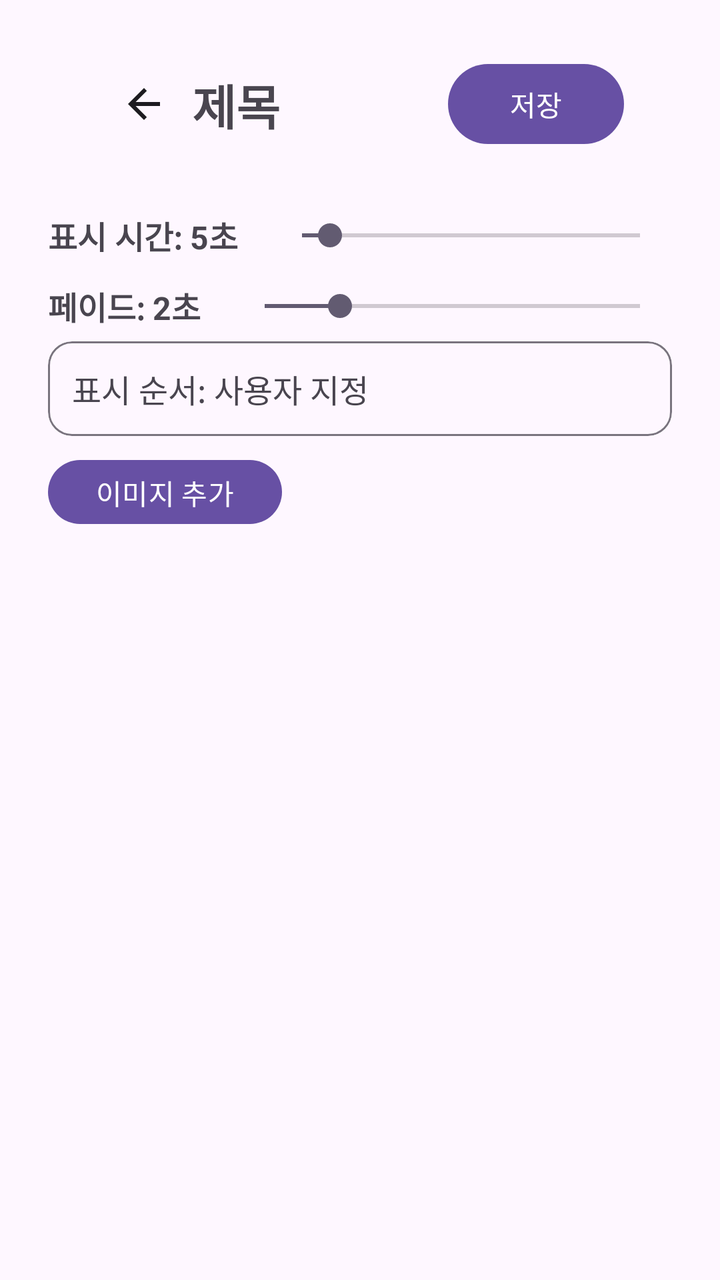
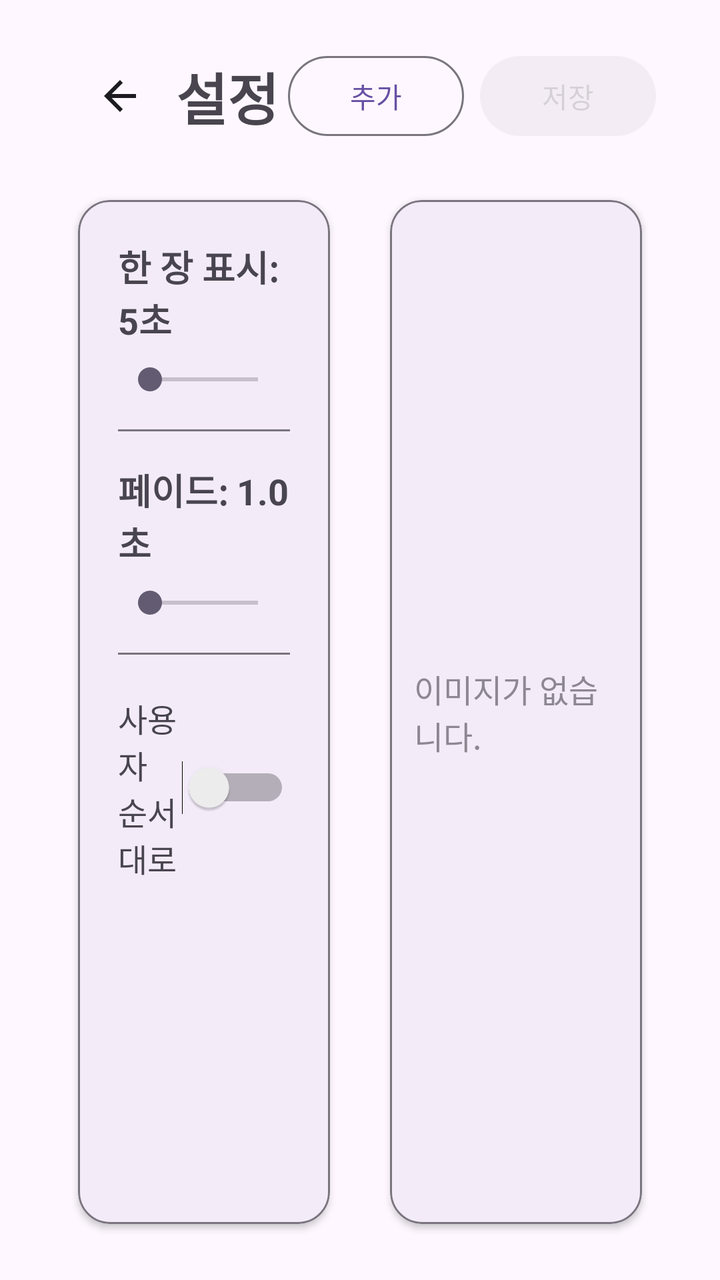

Screens rendered from an Android XML layout before and after an edit, with the pre-edit source and the edit as a unified diff.
<!-- AndroidManifest.xml: application theme Theme.OnFrame -->
<!-- res/layout/fragment_album_settings.xml -->
<?xml version="1.0" encoding="utf-8"?>
<androidx.constraintlayout.widget.ConstraintLayout
    xmlns:android="http://schemas.android.com/apk/res/android"
    xmlns:app="http://schemas.android.com/apk/res-auto"
    android:id="@+id/album_root"
    android:layout_width="match_parent"
    android:layout_height="match_parent"
    android:paddingLeft="24dp"
    android:paddingRight="24dp"
    android:paddingTop="16dp"
    android:paddingBottom="16dp">

    
    <include
        android:id="@+id/header"
        layout="@layout/view_sub_header"
        app:layout_constraintTop_toTopOf="parent"
        app:layout_constraintStart_toStartOf="parent"
        app:layout_constraintEnd_toEndOf="parent"/>

    
    <LinearLayout
        android:id="@+id/section_controls"
        android:layout_width="0dp"
        android:layout_height="wrap_content"
        android:orientation="vertical"
        android:paddingTop="12dp"
        android:paddingBottom="8dp"
        app:layout_constraintTop_toBottomOf="@id/header"
        app:layout_constraintStart_toStartOf="parent"
        app:layout_constraintEnd_toEndOf="parent">

        
        <LinearLayout
            android:layout_width="match_parent"
            android:layout_height="wrap_content"
            android:gravity="center_vertical"
            android:orientation="horizontal"
            android:paddingTop="6dp"
            android:paddingBottom="6dp">

            <TextView
                android:id="@+id/txt_show"
                android:layout_width="wrap_content"
                android:layout_height="wrap_content"
                android:text="표시 시간: 5초"
                android:textSize="16sp"
                android:textStyle="bold"/>

            <SeekBar
                android:id="@+id/seek_show"
                android:layout_width="0dp"
                android:layout_height="wrap_content"
                android:layout_marginStart="16dp"
                android:max="60"
                android:progress="5"
                android:layout_weight="1"/>
        </LinearLayout>

        
        <LinearLayout
            android:layout_width="match_parent"
            android:layout_height="wrap_content"
            android:gravity="center_vertical"
            android:orientation="horizontal"
            android:paddingTop="6dp"
            android:paddingBottom="6dp">

            <TextView
                android:id="@+id/txt_fade"
                android:layout_width="wrap_content"
                android:layout_height="wrap_content"
                android:text="페이드: 2초"
                android:textSize="16sp"
                android:textStyle="bold"/>

            <SeekBar
                android:id="@+id/seek_fade"
                android:layout_width="0dp"
                android:layout_height="wrap_content"
                android:layout_marginStart="16dp"
                android:max="10"
                android:progress="2"
                android:layout_weight="1"/>
        </LinearLayout>

        
        <com.google.android.material.card.MaterialCardView
            android:id="@+id/row_shuffle"
            android:layout_width="match_parent"
            android:layout_height="wrap_content"
            android:clickable="true"
            android:focusable="true"
            app:cardCornerRadius="12dp"
            app:cardElevation="0dp"
            app:strokeWidth="1dp"
            app:strokeColor="?attr/colorOutline"
            android:foreground="?attr/selectableItemBackground">

            <LinearLayout
                android:layout_width="match_parent"
                android:layout_height="wrap_content"
                android:orientation="horizontal"
                android:padding="12dp"
                android:gravity="center_vertical">

                <TextView
                    android:id="@+id/txt_shuffle"
                    android:layout_width="match_parent"
                    android:layout_height="wrap_content"
                    android:text="표시 순서: 사용자 지정"
                    android:textSize="16sp"/>
            </LinearLayout>
        </com.google.android.material.card.MaterialCardView>

        
        <com.google.android.material.button.MaterialButton
            android:id="@+id/btn_add"
            style="?attr/materialButtonStyle"
            android:layout_width="wrap_content"
            android:layout_height="40dp"
            android:layout_marginTop="8dp"
            android:text="이미지 추가" />
    </LinearLayout>

    
    <androidx.recyclerview.widget.RecyclerView
        android:id="@+id/rv_images"
        android:layout_width="0dp"
        android:layout_height="0dp"
        android:overScrollMode="never"
        app:layout_constraintTop_toBottomOf="@id/section_controls"
        app:layout_constraintBottom_toBottomOf="parent"
        app:layout_constraintStart_toStartOf="parent"
        app:layout_constraintEnd_toEndOf="parent"/>

    
    <TextView
        android:id="@+id/empty_hint"
        android:layout_width="wrap_content"
        android:layout_height="wrap_content"
        android:text="아직 등록된 이미지가 없습니다"
        android:textSize="16sp"
        android:alpha="0.6"
        android:visibility="gone"
        app:layout_constraintTop_toBottomOf="@id/section_controls"
        app:layout_constraintBottom_toBottomOf="parent"
        app:layout_constraintStart_toStartOf="parent"
        app:layout_constraintEnd_toEndOf="parent"/>
</androidx.constraintlayout.widget.ConstraintLayout>
<!-- res/layout/view_sub_header.xml (included above) -->
<?xml version="1.0" encoding="utf-8"?>
<androidx.constraintlayout.widget.ConstraintLayout
    xmlns:android="http://schemas.android.com/apk/res/android"
    xmlns:app="http://schemas.android.com/apk/res-auto"
    android:id="@+id/sub_header"
    android:layout_width="match_parent"
    android:layout_height="wrap_content"
    android:paddingStart="24dp"
    android:paddingEnd="24dp"
    android:paddingTop="12dp"
    android:paddingBottom="12dp">

    <ImageButton
        android:id="@+id/btn_back"
        android:layout_width="48dp"
        android:layout_height="48dp"
        android:background="?attr/selectableItemBackgroundBorderless"
        android:contentDescription="뒤로"
        android:src="@drawable/ic_arrow_back_24"
        app:tint="?attr/colorOnBackground"
        app:layout_constraintStart_toStartOf="parent"
        app:layout_constraintTop_toTopOf="parent"
        app:layout_constraintBottom_toBottomOf="parent"/>

    <TextView
        android:id="@+id/txt_title"
        android:layout_width="0dp"
        android:layout_height="wrap_content"
        android:text="제목"
        android:textSize="24sp"
        android:textStyle="bold"
        android:maxLines="1"
        android:ellipsize="end"
        app:layout_constraintStart_toEndOf="@id/btn_back"
        app:layout_constraintEnd_toStartOf="@id/btn_save"
        app:layout_constraintTop_toTopOf="@id/btn_back"
        app:layout_constraintBottom_toBottomOf="@id/btn_back"/>

    <com.google.android.material.button.MaterialButton
        android:id="@+id/btn_save"
        style="?attr/materialButtonStyle"
        android:layout_width="wrap_content"
        android:layout_height="40dp"
        android:text="저장"
        android:insetTop="0dp"
        android:insetBottom="0dp"
        app:layout_constraintEnd_toEndOf="parent"
        app:layout_constraintTop_toTopOf="@+id/btn_back"
        app:layout_constraintBottom_toBottomOf="@+id/btn_back"/>
</androidx.constraintlayout.widget.ConstraintLayout>
<!-- resources referenced by this layout -->
<resources>
  <!-- drawable ic_arrow_back_24 (drawable) -->
  <?xml version="1.0" encoding="utf-8"?>
  <vector xmlns:android="http://schemas.android.com/apk/res/android"
      android:width="24dp" android:height="24dp" android:viewportWidth="24"
      android:viewportHeight="24">
      <path
          android:fillColor="#000"
          android:pathData="M20,11H7.83l5.59-5.59L12,4l-8,8 8,8 1.41-1.41L7.83,13H20v-2z"/>
  </vector>
  <style name="Theme.OnFrame" parent="Theme.Material3.DayNight.NoActionBar">
          
          <item name="android:statusBarColor">@android:color/transparent</item>
          <item name="android:navigationBarColor">@android:color/transparent</item>
  
          
          <item name="android:forceDarkAllowed">false</item>
  
          
          <item name="android:windowLayoutInDisplayCutoutMode">shortEdges</item>
      </style>
</resources>

<!-- the commit's change to res/layout/fragment_album_settings.xml (unified diff, before → after) -->
@@ -2,200 +2,223 @@
 <androidx.constraintlayout.widget.ConstraintLayout
     xmlns:android="http://schemas.android.com/apk/res/android"
     xmlns:app="http://schemas.android.com/apk/res-auto"
-    android:id="@+id/album_root"
+    android:id="@+id/album_settings_root"
     android:layout_width="match_parent"
     android:layout_height="match_parent"
-    android:paddingLeft="24dp"
-    android:paddingRight="24dp"
-    android:paddingTop="16dp"
-    android:paddingBottom="16dp">
+    android:paddingLeft="32dp"
+    android:paddingRight="32dp"
+    android:paddingTop="20dp"
+    android:paddingBottom="20dp">
 
     
     <include
         android:id="@+id/header"
-        layout="@layout/view_sub_header"
+        layout="@layout/include_settings_header"
+        android:layout_width="0dp"
+        android:layout_height="wrap_content"
         app:layout_constraintTop_toTopOf="parent"
         app:layout_constraintStart_toStartOf="parent"
         app:layout_constraintEnd_toEndOf="parent"/>
 
     
-    <LinearLayout
-        android:id="@+id/section_controls"
-        android:layout_width="0dp"
-        android:layout_height="wrap_content"
-        android:orientation="vertical"
-        android:paddingTop="12dp"
-        android:paddingBottom="8dp"
+    <com.google.android.material.card.MaterialCardView
+        android:id="@+id/panel_controls"
+        android:layout_width="0dp"
+        android:layout_height="0dp"
+        app:cardUseCompatPadding="true"
+        app:cardCornerRadius="16dp"
+        app:cardElevation="2dp"
+        app:strokeWidth="1dp"
+        app:strokeColor="?attr/colorOutline"
         app:layout_constraintTop_toBottomOf="@id/header"
+        app:layout_constraintBottom_toBottomOf="parent"
         app:layout_constraintStart_toStartOf="parent"
-        app:layout_constraintEnd_toEndOf="parent">
-
-        
+        app:layout_constraintEnd_toStartOf="@id/panel_list"
+        app:layout_constraintHorizontal_weight="1"
+        android:layout_marginTop="16dp"
+        android:layout_marginRight="16dp">
+
         <LinearLayout
             android:layout_width="match_parent"
-            android:layout_height="wrap_content"
-            android:gravity="center_vertical"
-            android:orientation="horizontal"
-            android:paddingTop="6dp"
-            android:paddingBottom="6dp">
-
+            android:layout_height="match_parent"
+            android:orientation="vertical"
+            android:padding="20dp">
+
+            
             <TextView
                 android:id="@+id/txt_show"
-                android:layout_width="wrap_content"
-                android:layout_height="wrap_content"
-                android:text="표시 시간: 5초"
-                android:textSize="16sp"
-                android:textStyle="bold"/>
+                android:layout_width="match_parent"
+                android:layout_height="wrap_content"
+                android:text="한 장 표시: 5초"
+                android:textStyle="bold"
+                android:textSize="18sp"/>
 
             <SeekBar
                 android:id="@+id/seek_show"
-                android:layout_width="0dp"
-                android:layout_height="wrap_content"
-                android:layout_marginStart="16dp"
-                android:max="60"
-                android:progress="5"
-                android:layout_weight="1"/>
-        </LinearLayout>
-
-        
-        <LinearLayout
-            android:layout_width="match_parent"
-            android:layout_height="wrap_content"
-            android:gravity="center_vertical"
-            android:orientation="horizontal"
-            android:paddingTop="6dp"
-            android:paddingBottom="6dp">
-
+                android:layout_width="match_parent"
+                android:layout_height="wrap_content"
+                android:layout_marginTop="8dp"/>
+
+            <View
+                android:layout_width="match_parent"
+                android:layout_height="1dp"
+                android:layout_marginTop="16dp"
+                android:background="?attr/colorOutline"/>
+
+            
             <TextView
                 android:id="@+id/txt_fade"
-                android:layout_width="wrap_content"
-                android:layout_height="wrap_content"
-                android:text="페이드: 2초"
-                android:textSize="16sp"
-                android:textStyle="bold"/>
+                android:layout_width="match_parent"
+                android:layout_height="wrap_content"
+                android:layout_marginTop="16dp"
+                android:text="페이드: 1.0초"
+                android:textStyle="bold"
+                android:textSize="18sp"/>
 
             <SeekBar
                 android:id="@+id/seek_fade"
-                android:layout_width="0dp"
-                android:layout_height="wrap_content"
-                android:layout_marginStart="16dp"
-                android:max="10"
-                android:progress="2"
-                android:layout_weight="1"/>
-        </LinearLayout>
-
-        
-        <com.google.android.material.card.MaterialCardView
-            android:id="@+id/row_shuffle"
-            android:layout_width="match_parent"
-            android:layout_height="wrap_content"
-            android:clickable="true"
-            android:focusable="true"
-            app:cardCornerRadius="12dp"
-            app:cardElevation="0dp"
-            app:strokeWidth="1dp"
-            app:strokeColor="?attr/colorOutline"
-            android:foreground="?attr/selectableItemBackground">
-
+                android:layout_width="match_parent"
+                android:layout_height="wrap_content"
+                android:layout_marginTop="8dp"/>
+
+            <View
+                android:layout_width="match_parent"
+                android:layout_height="1dp"
+                android:layout_marginTop="16dp"
+                android:background="?attr/colorOutline"/>
+
+            
             <LinearLayout
-                android:layout_width="match_parent"
-                android:layout_height="wrap_content"
+                android:id="@+id/row_shuffle"
+                android:layout_width="match_parent"
+                android:layout_height="wrap_content"
+                android:layout_marginTop="16dp"
                 android:orientation="horizontal"
-                android:padding="12dp"
-                android:gravity="center_vertical">
+                android:gravity="center_vertical"
+                android:paddingTop="4dp"
+                android:paddingBottom="4dp">
 
                 <TextView
                     android:id="@+id/txt_shuffle"
-                    android:layout_width="match_parent"
+                    android:layout_width="0dp"
                     android:layout_height="wrap_content"
-                    android:text="표시 순서: 사용자 지정"
+                    android:layout_weight="1"
+                    android:text="사용자 순서대로"
                     android:textSize="16sp"/>
+
+                <Switch
+                    android:id="@+id/switch_shuffle"
+                    android:layout_width="wrap_content"
+                    android:layout_height="wrap_content"/>
             </LinearLayout>
-        </com.google.android.material.card.MaterialCardView>
-
-        
-        <com.google.android.material.button.MaterialButton
-            android:id="@+id/btn_add"
-            style="?attr/materialButtonStyle"
-            android:layout_width="wrap_content"
-            android:layout_height="40dp"
-            android:layout_marginTop="8dp"
-            android:text="이미지 추가" />
-    </LinearLayout>
-
-    
-    <androidx.recyclerview.widget.RecyclerView
-        android:id="@+id/rv_images"
+
+        </LinearLayout>
+    </com.google.android.material.card.MaterialCardView>
+
+    
+    <com.google.android.material.card.MaterialCardView
+        android:id="@+id/panel_list"
         android:layout_width="0dp"
         android:layout_height="0dp"
-        android:overScrollMode="never"
-        app:layout_constraintTop_toBottomOf="@id/section_controls"
+        app:cardUseCompatPadding="true"
+        app:cardCornerRadius="16dp"
+        app:cardElevation="2dp"
+        app:strokeWidth="1dp"
+        app:strokeColor="?attr/colorOutline"
+        app:layout_constraintTop_toBottomOf="@id/header"
         app:layout_constraintBottom_toBottomOf="parent"
-        app:layout_constraintStart_toStartOf="parent"
-        app:layout_constraintEnd_toEndOf="parent"/>
-
-    
-    <TextView
-        android:id="@+id/empty_hint"
-        android:layout_width="wrap_content"
-        android:layout_height="wrap_content"
-        android:text="아직 등록된 이미지가 없습니다"
-        android:textSize="16sp"
-        android:alpha="0.6"
-        android:visibility="gone"
-        app:layout_constraintTop_toBottomOf="@id/section_controls"
-        app:layout_constraintBottom_toBottomOf="parent"
-        app:layout_constraintStart_toStartOf="parent"
-        app:layout_constraintEnd_toEndOf="parent"/>
+        app:layout_constraintEnd_toEndOf="parent"
+        app:layout_constraintStart_toEndOf="@id/panel_controls"
+        app:layout_constraintHorizontal_weight="1"
+        android:layout_marginTop="16dp">
+
+        <FrameLayout
+            android:layout_width="match_parent"
+            android:layout_height="match_parent"
+            android:padding="12dp">
+
+            <androidx.recyclerview.widget.RecyclerView
+                android:id="@+id/rv_images"
+                android:layout_width="match_parent"
+                android:layout_height="match_parent"
+                android:overScrollMode="never"/>
+
+            <TextView
+                android:id="@+id/empty_hint"
+                android:layout_width="wrap_content"
+                android:layout_height="wrap_content"
+                android:text="이미지가 없습니다."
+                android:textSize="16sp"
+                android:alpha="0.6"
+                android:layout_gravity="center" />
+
+        </FrameLayout>
+    </com.google.android.material.card.MaterialCardView>
+
 </androidx.constraintlayout.widget.ConstraintLayout>
-<!-- res/layout/view_sub_header.xml (included above) -->
+<!-- res/layout/include_settings_header.xml (included above) -->
 <?xml version="1.0" encoding="utf-8"?>
 <androidx.constraintlayout.widget.ConstraintLayout
     xmlns:android="http://schemas.android.com/apk/res/android"
     xmlns:app="http://schemas.android.com/apk/res-auto"
-    android:id="@+id/sub_header"
+    android:id="@+id/header"
     android:layout_width="match_parent"
-    android:layout_height="wrap_content"
-    android:paddingStart="24dp"
-    android:paddingEnd="24dp"
-    android:paddingTop="12dp"
-    android:paddingBottom="12dp">
-
+    android:layout_height="wrap_content">
+
+    
     <ImageButton
         android:id="@+id/btn_back"
-        android:layout_width="48dp"
-        android:layout_height="48dp"
+        android:layout_width="56dp"
+        android:layout_height="56dp"
         android:background="?attr/selectableItemBackgroundBorderless"
-        android:contentDescription="뒤로"
+        android:contentDescription="@string/abc_action_bar_up_description"
         android:src="@drawable/ic_arrow_back_24"
         app:tint="?attr/colorOnBackground"
         app:layout_constraintStart_toStartOf="parent"
         app:layout_constraintTop_toTopOf="parent"
         app:layout_constraintBottom_toBottomOf="parent"/>
 
-    <TextView
-        android:id="@+id/txt_title"
-        android:layout_width="0dp"
-        android:layout_height="wrap_content"
-        android:text="제목"
-        android:textSize="24sp"
-        android:textStyle="bold"
-        android:maxLines="1"
-        android:ellipsize="end"
-        app:layout_constraintStart_toEndOf="@id/btn_back"
-        app:layout_constraintEnd_toStartOf="@id/btn_save"
-        app:layout_constraintTop_toTopOf="@id/btn_back"
-        app:layout_constraintBottom_toBottomOf="@id/btn_back"/>
-
+    
     <com.google.android.material.button.MaterialButton
         android:id="@+id/btn_save"
         style="?attr/materialButtonStyle"
         android:layout_width="wrap_content"
         android:layout_height="40dp"
         android:text="저장"
+        android:enabled="false"
+        android:alpha="0.4"
         android:insetTop="0dp"
         android:insetBottom="0dp"
-        app:layout_constraintEnd_toEndOf="parent"
-        app:layout_constraintTop_toTopOf="@+id/btn_back"
-        app:layout_constraintBottom_toBottomOf="@+id/btn_back"/>
+        app:layout_constraintTop_toTopOf="@id/btn_back"
+        app:layout_constraintBottom_toBottomOf="@id/btn_back"
+        app:layout_constraintEnd_toEndOf="parent"/>
+
+    
+    <com.google.android.material.button.MaterialButton
+        android:id="@+id/btn_add"
+        style="?attr/materialButtonOutlinedStyle"
+        android:layout_width="wrap_content"
+        android:layout_height="40dp"
+        android:text="추가"
+        android:insetTop="0dp"
+        android:insetBottom="0dp"
+        android:layout_marginEnd="8dp"
+        app:layout_constraintTop_toTopOf="@id/btn_back"
+        app:layout_constraintBottom_toBottomOf="@id/btn_back"
+        app:layout_constraintEnd_toStartOf="@id/btn_save"/>
+
+    
+    <TextView
+        android:id="@+id/txt_title"
+        android:layout_width="0dp"
+        android:layout_height="wrap_content"
+        android:text="설정"
+        android:textStyle="bold"
+        android:textSize="28sp"
+        android:maxLines="1"
+        android:ellipsize="end"
+        app:layout_constraintStart_toEndOf="@id/btn_back"
+        app:layout_constraintEnd_toStartOf="@id/btn_add"
+        app:layout_constraintTop_toTopOf="@id/btn_back"
+        app:layout_constraintBottom_toBottomOf="@id/btn_back"/>
 </androidx.constraintlayout.widget.ConstraintLayout>
